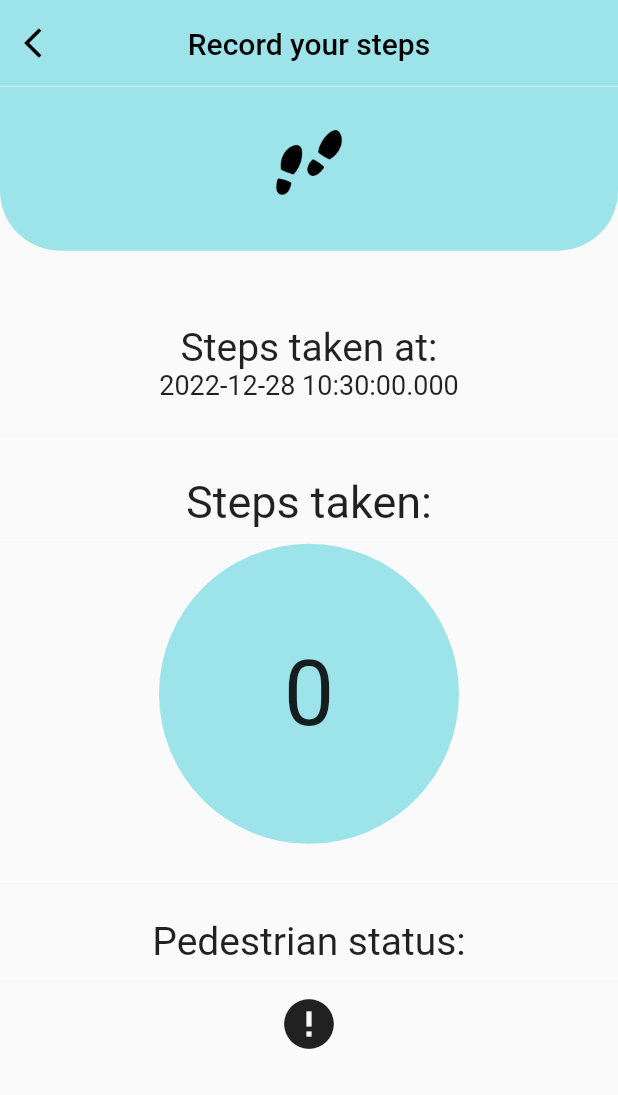
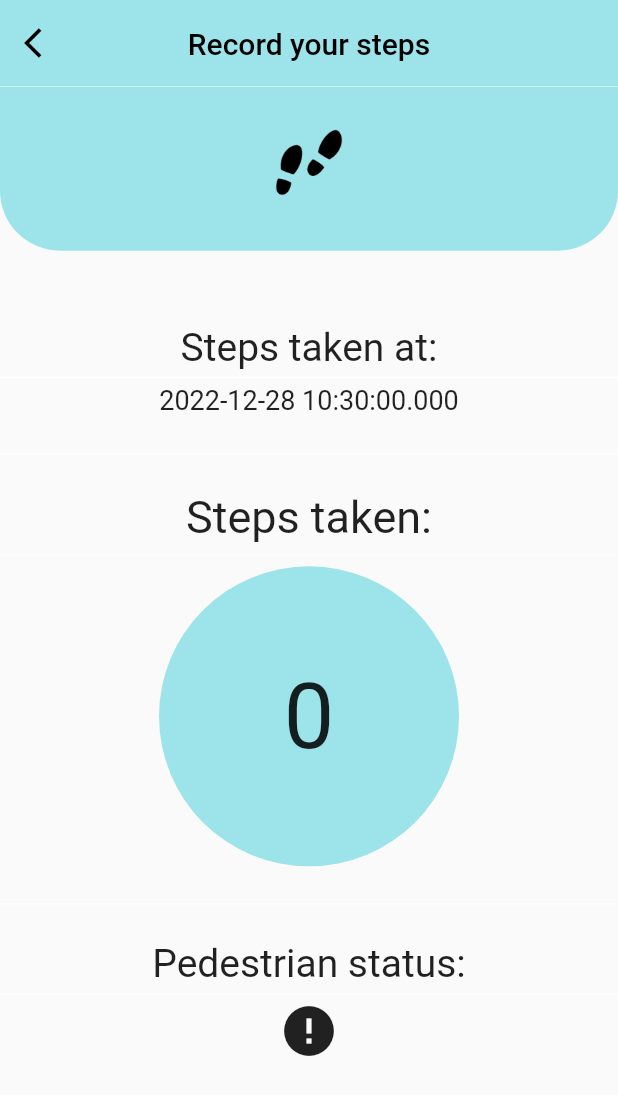
Before and after one commit to wanysamsuri/flutter_clinical, a Flutter app: the PedometerScreen screen opened directly, on a phone screen of 412 x 824 dp. Shown: the top 1095 px of the screen. Run offline on Flutter 3.47's test engine with Material 2 defaults, Android fonts, the phone set to English and light mode, and no system bars; our stand-ins replace cached_network_image, carousel_slider, device_info_plus, email_validator, fl_chart, flutter_rating_stars and 20 more; missing offline and left inert: clickable_list_wheel_view, flutter_3d_choice_chip, gauges, html2md, onesignal_flutter, pretty_gauge and 2 more; accounts and stored records are empty; network calls fail.

Commit message:
fix overflow

```diff
--- a/lib/pedometer/pedometer_screen.dart
+++ b/lib/pedometer/pedometer_screen.dart
@@ -222,6 +222,11 @@ class _PedometerScreenState extends State<PedometerScreen> {
                       'Steps taken at:',
                       style: TextStyle(fontSize: 26),
                     ),
+                    const Divider(
+                      height: 10,
+                      thickness: 0,
+                      color: Colors.white,
+                    ),
                     Text(
                       _timeStamp.toString(),
                       style: const TextStyle(fontSize: 18),
@@ -236,7 +241,7 @@ class _PedometerScreenState extends State<PedometerScreen> {
                       style: TextStyle(fontSize: 30),
                     ),
                     const Divider(
-                      height: 10,
+                      height: 15,
                       thickness: 0,
                       color: Colors.white,
                     ),
@@ -264,7 +269,7 @@ class _PedometerScreenState extends State<PedometerScreen> {
                       style: TextStyle(fontSize: 26),
                     ),
                     const Divider(
-                      height: 20,
+                      height: 10,
                       thickness: 0,
                       color: Colors.white,
                     ),
--- a/lib/screens/home_screen.dart
+++ b/lib/screens/home_screen.dart
@@ -135,7 +135,7 @@ class _HomeScreenState extends State<HomeScreen> {
             children: [
               Container(
                 padding: EdgeInsets.all(Adaptive.w(5)),
-                // height: Adaptive.h(15),
+                // height: Adaptive.h(10),
                 width: Adaptive.w(100),
                 decoration: const BoxDecoration(
                     color: primaryColor,
@@ -363,7 +363,7 @@ class _HomeScreenState extends State<HomeScreen> {
                               ConnectionState.done) {
                             if (snapshot.hasData) {
                               return SizedBox(
-                                height: screenHeight * 0.4,
+                                height: screenHeight * 0.48,
                                 child: ListView.builder(
                                   physics: BouncingScrollPhysics(),
                                   scrollDirection: Axis.horizontal,
```
